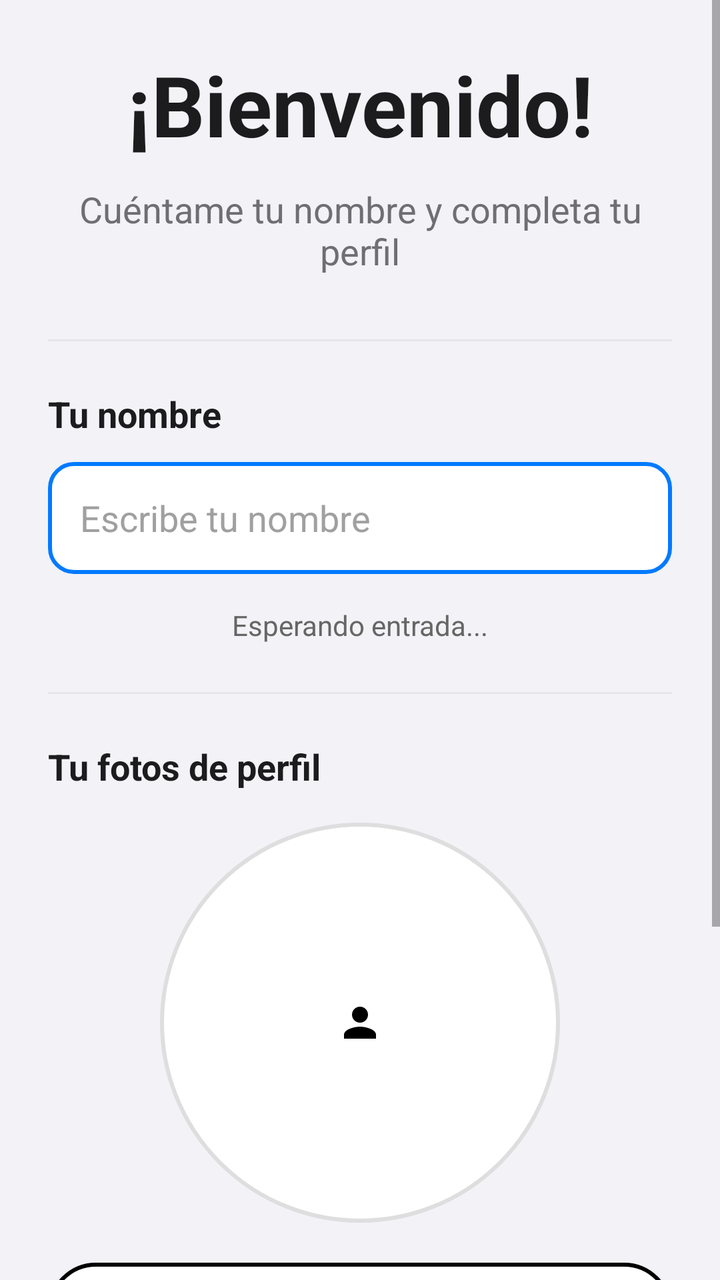
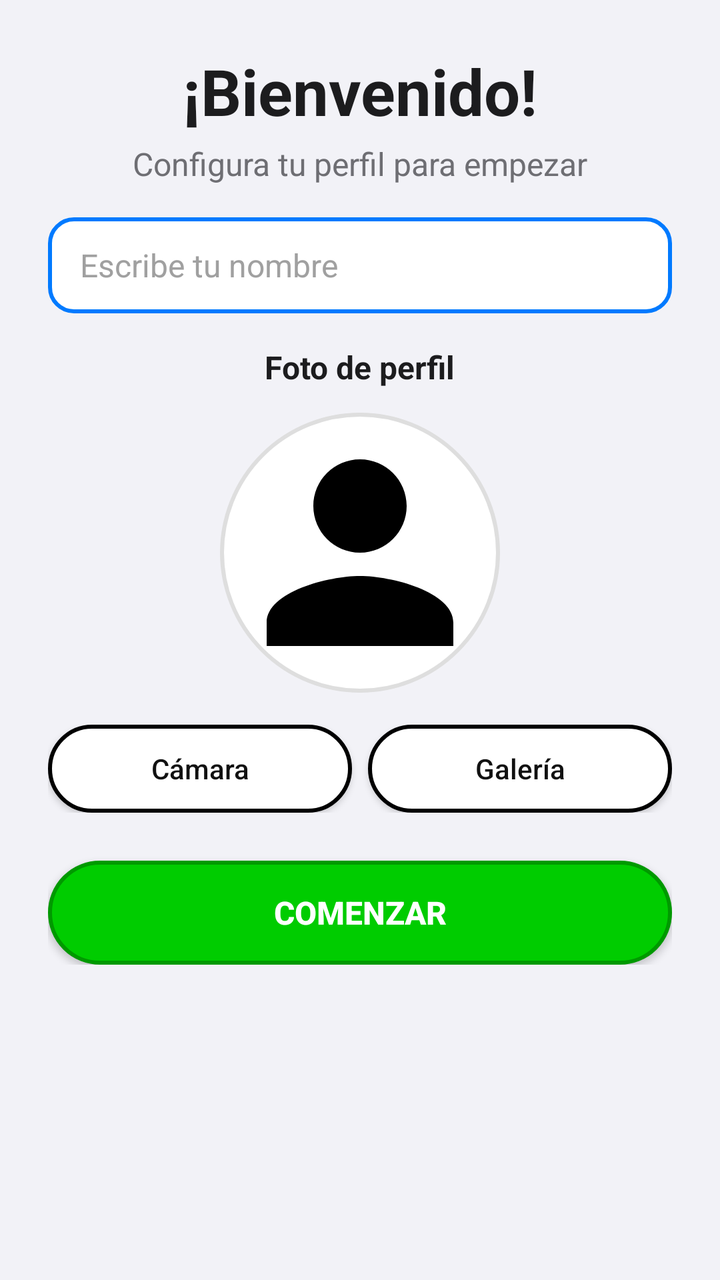

Screens rendered from an Android XML layout before and after an edit, with the pre-edit source and the edit as a unified diff.
<!-- AndroidManifest.xml: activity theme AppTheme.NoActionBar -->
<!-- res/layout/activity_welcome.xml -->
<?xml version="1.0" encoding="utf-8"?>
<ScrollView
    xmlns:android="http://schemas.android.com/apk/res/android"
    android:layout_width="match_parent"
    android:layout_height="match_parent"
    android:background="#F2F2F7">

    <LinearLayout
        android:layout_width="match_parent"
        android:layout_height="wrap_content"
        android:orientation="vertical"
        android:padding="24dp">

        
        <TextView
            android:layout_width="match_parent"
            android:layout_height="wrap_content"
            android:text="¡Bienvenido!"
            android:textSize="42sp"
            android:textStyle="bold"
            android:textColor="#1C1C1E"
            android:textAlignment="center"
            android:layout_marginBottom="12dp"/>

        <TextView
            android:layout_width="match_parent"
            android:layout_height="wrap_content"
            android:text="Cuéntame tu nombre y completa tu perfil"
            android:textSize="18sp"
            android:textColor="#6E6E73"
            android:textAlignment="center"
            android:layout_marginBottom="32dp"/>

        
        <View
            android:layout_width="match_parent"
            android:layout_height="1dp"
            android:background="#E5E5EA"
            android:layout_marginBottom="24dp"/>

        
        <TextView
            android:layout_width="wrap_content"
            android:layout_height="wrap_content"
            android:text="Tu nombre"
            android:textSize="18sp"
            android:textStyle="bold"
            android:textColor="#1C1C1E"
            android:layout_marginBottom="12dp"/>

        <EditText
            android:id="@+id/etNombre"
            android:layout_width="match_parent"
            android:layout_height="56dp"
            android:hint="Escribe tu nombre"
            android:textSize="18sp"
            android:textColor="#1C1C1E"
            android:textColorHint="#A0A0A0"
            android:inputType="textPersonName|textCapWords"
            android:paddingStart="16dp"
            android:paddingEnd="16dp"
            android:background="@drawable/bg_input_welcome"
            android:layout_marginBottom="16dp"/>


        
        <TextView
            android:id="@+id/tvEstado"
            android:layout_width="match_parent"
            android:layout_height="wrap_content"
            android:text="Esperando entrada..."
            android:textSize="14sp"
            android:textColor="#666666"
            android:textAlignment="center"
            android:layout_marginBottom="24dp"/>

        
        <View
            android:layout_width="match_parent"
            android:layout_height="1dp"
            android:background="#E5E5EA"
            android:layout_marginBottom="24dp"/>

        
        <TextView
            android:layout_width="wrap_content"
            android:layout_height="wrap_content"
            android:text="Tu fotos de perfil"
            android:textSize="18sp"
            android:textStyle="bold"
            android:textColor="#1C1C1E"
            android:layout_marginBottom="16dp"/>

        
        <ImageView
            android:id="@+id/ivFoto"
            android:layout_width="200dp"
            android:layout_height="200dp"
            android:src="@drawable/ic_persona"
            android:scaleType="centerInside"
            android:background="@drawable/bg_avatar_circle"
            android:layout_gravity="center_horizontal"
            android:contentDescription="Vista previa de foto de perfil"
            android:layout_marginBottom="20dp"/>

        
        <LinearLayout
            android:layout_width="match_parent"
            android:layout_height="wrap_content"
            android:orientation="vertical"
            android:gravity="center_horizontal"
            android:layout_marginBottom="32dp">

            
            <Button
                android:id="@+id/btnCapturarFoto"
                android:layout_width="match_parent"
                android:layout_height="48dp"
                android:text="Capturar foto"
                android:textSize="16sp"
                android:textColor="#111111"
                android:background="@drawable/bg_tipo_normal"
                android:textAllCaps="false"
                android:layout_marginBottom="12dp"/>

            
            <Button
                android:id="@+id/btnSeleccionarGaleria"
                android:layout_width="match_parent"
                android:layout_height="48dp"
                android:text="Elegir de galería"
                android:textSize="16sp"
                android:textColor="#111111"
                android:background="@drawable/bg_tipo_normal"
                android:textAllCaps="false"/>

        </LinearLayout>

        
        <View
            android:layout_width="match_parent"
            android:layout_height="1dp"
            android:background="#E5E5EA"
            android:layout_marginBottom="24dp"/>

        
        <Button
            android:id="@+id/btnGuardar"
            android:layout_width="match_parent"
            android:layout_height="56dp"
            android:text="Comenzar"
            android:textSize="18sp"
            android:textStyle="bold"
            android:textColor="#FFFFFF"
            android:background="@drawable/bg_tipo_correcto"
            android:textAllCaps="false"
            android:layout_marginTop="8dp"/>

    </LinearLayout>

</ScrollView>
<!-- resources referenced by this layout -->
<resources>
  <!-- drawable bg_avatar_circle (drawable) -->
  <?xml version="1.0" encoding="utf-8"?>
  <shape xmlns:android="http://schemas.android.com/apk/res/android"
      android:shape="oval">
      <solid android:color="#FFFFFF"/>
      <stroke
          android:width="2dp"
          android:color="@color/avatar_borde"/>
  </shape>
  <!-- drawable bg_input_welcome (drawable) -->
  <?xml version="1.0" encoding="utf-8"?>
  <shape xmlns:android="http://schemas.android.com/apk/res/android"
      android:shape="rectangle">
      <solid android:color="#FFFFFF"/>
      <stroke android:width="2dp" android:color="#007AFF"/>
      <corners android:radius="12dp"/>
  </shape>
  <!-- drawable bg_tipo_correcto (drawable) -->
  <?xml version="1.0" encoding="utf-8"?>
  <shape xmlns:android="http://schemas.android.com/apk/res/android"
      android:shape="rectangle">
      <solid android:color="#00CC00" />
      <corners android:radius="70dp" />
      <stroke android:color="#009900" android:width="2dp" />
  </shape>
  <!-- drawable bg_tipo_normal (drawable) -->
  <?xml version="1.0" encoding="utf-8"?>
  <shape xmlns:android="http://schemas.android.com/apk/res/android"
      android:shape="rectangle">
  
      <solid android:color="#FFFFFF" />
  
      <corners android:radius="70dp" />
  
      <stroke
          android:color="#000000"
          android:width="2dp" />
  
  </shape>
  <!-- drawable ic_persona (drawable) -->
  <vector xmlns:android="http://schemas.android.com/apk/res/android" android:height="24dp" android:tint="#000000" android:viewportHeight="24" android:viewportWidth="24" android:width="24dp">
        
      <path android:fillColor="@android:color/black" android:pathData="M12,12c2.21,0 4,-1.79 4,-4s-1.79,-4 -4,-4 -4,1.79 -4,4 1.79,4 4,4zM12,14c-2.67,0 -8,1.34 -8,4v2h16v-2c0,-2.66 -5.33,-4 -8,-4z"/>
      
  </vector>
  <style name="AppTheme.NoActionBar">
          <item name="windowActionBar">false</item>
          <item name="windowNoTitle">true</item>
          <item name="android:statusBarColor">@color/fondo_app</item>
          <item name="android:windowLightStatusBar">true</item>
      </style>
  <color name="avatar_borde">#DEDEDE</color>
  <color name="fondo_app">#F2F2F7</color>
</resources>

<!-- the commit's change to res/layout/activity_welcome.xml (unified diff, before → after) -->
@@ -16,44 +16,28 @@
             android:layout_width="match_parent"
             android:layout_height="wrap_content"
             android:text="¡Bienvenido!"
-            android:textSize="42sp"
+            android:textSize="32sp"
             android:textStyle="bold"
             android:textColor="#1C1C1E"
             android:textAlignment="center"
-            android:layout_marginBottom="12dp"/>
+            android:layout_marginBottom="4dp"/>
 
         <TextView
             android:layout_width="match_parent"
             android:layout_height="wrap_content"
-            android:text="Cuéntame tu nombre y completa tu perfil"
-            android:textSize="18sp"
+            android:text="Configura tu perfil para empezar"
+            android:textSize="16sp"
             android:textColor="#6E6E73"
             android:textAlignment="center"
-            android:layout_marginBottom="32dp"/>
+            android:layout_marginBottom="16dp"/>
 
         
-        <View
-            android:layout_width="match_parent"
-            android:layout_height="1dp"
-            android:background="#E5E5EA"
-            android:layout_marginBottom="24dp"/>
-
-        
-        <TextView
-            android:layout_width="wrap_content"
-            android:layout_height="wrap_content"
-            android:text="Tu nombre"
-            android:textSize="18sp"
-            android:textStyle="bold"
-            android:textColor="#1C1C1E"
-            android:layout_marginBottom="12dp"/>
-
         <EditText
             android:id="@+id/etNombre"
             android:layout_width="match_parent"
-            android:layout_height="56dp"
+            android:layout_height="48dp"
             android:hint="Escribe tu nombre"
-            android:textSize="18sp"
+            android:textSize="16sp"
             android:textColor="#1C1C1E"
             android:textColorHint="#A0A0A0"
             android:inputType="textPersonName|textCapWords"
@@ -62,99 +46,71 @@
             android:background="@drawable/bg_input_welcome"
             android:layout_marginBottom="16dp"/>
 
-
-        
-        <TextView
-            android:id="@+id/tvEstado"
-            android:layout_width="match_parent"
-            android:layout_height="wrap_content"
-            android:text="Esperando entrada..."
-            android:textSize="14sp"
-            android:textColor="#666666"
-            android:textAlignment="center"
-            android:layout_marginBottom="24dp"/>
-
-        
-        <View
-            android:layout_width="match_parent"
-            android:layout_height="1dp"
-            android:background="#E5E5EA"
-            android:layout_marginBottom="24dp"/>
-
         
         <TextView
             android:layout_width="wrap_content"
             android:layout_height="wrap_content"
-            android:text="Tu fotos de perfil"
-            android:textSize="18sp"
+            android:text="Foto de perfil"
+            android:textSize="16sp"
             android:textStyle="bold"
             android:textColor="#1C1C1E"
-            android:layout_marginBottom="16dp"/>
+            android:layout_marginBottom="12dp"
+            android:layout_gravity="center_horizontal"/>
 
         
         <ImageView
             android:id="@+id/ivFoto"
-            android:layout_width="200dp"
-            android:layout_height="200dp"
+            android:layout_width="140dp"
+            android:layout_height="140dp"
             android:src="@drawable/ic_persona"
-            android:scaleType="centerInside"
+            android:scaleType="centerCrop"
             android:background="@drawable/bg_avatar_circle"
             android:layout_gravity="center_horizontal"
             android:contentDescription="Vista previa de foto de perfil"
-            android:layout_marginBottom="20dp"/>
+            android:layout_marginBottom="16dp"/>
 
         
         <LinearLayout
             android:layout_width="match_parent"
             android:layout_height="wrap_content"
-            android:orientation="vertical"
-            android:gravity="center_horizontal"
-            android:layout_marginBottom="32dp">
+            android:orientation="horizontal"
+            android:layout_marginBottom="24dp">
 
-            
             <Button
                 android:id="@+id/btnCapturarFoto"
-                android:layout_width="match_parent"
-                android:layout_height="48dp"
-                android:text="Capturar foto"
-                android:textSize="16sp"
+                android:layout_width="0dp"
+                android:layout_height="44dp"
+                android:layout_weight="1"
+                android:text="Cámara"
+                android:textSize="14sp"
                 android:textColor="#111111"
                 android:background="@drawable/bg_tipo_normal"
                 android:textAllCaps="false"
-                android:layout_marginBottom="12dp"/>
+                android:layout_marginEnd="8dp"/>
 
-            
             <Button
                 android:id="@+id/btnSeleccionarGaleria"
-                android:layout_width="match_parent"
-                android:layout_height="48dp"
-                android:text="Elegir de galería"
-                android:textSize="16sp"
+                android:layout_width="0dp"
+                android:layout_height="44dp"
+                android:layout_weight="1"
+                android:text="Galería"
+                android:textSize="14sp"
                 android:textColor="#111111"
                 android:background="@drawable/bg_tipo_normal"
                 android:textAllCaps="false"/>
-
         </LinearLayout>
-
-        
-        <View
-            android:layout_width="match_parent"
-            android:layout_height="1dp"
-            android:background="#E5E5EA"
-            android:layout_marginBottom="24dp"/>
 
         
         <Button
             android:id="@+id/btnGuardar"
             android:layout_width="match_parent"
-            android:layout_height="56dp"
-            android:text="Comenzar"
-            android:textSize="18sp"
+            android:layout_height="52dp"
+            android:text="COMENZAR"
+            android:textSize="16sp"
             android:textStyle="bold"
             android:textColor="#FFFFFF"
             android:background="@drawable/bg_tipo_correcto"
-            android:textAllCaps="false"
-            android:layout_marginTop="8dp"/>
+            android:textAllCaps="true"/>
 
     </LinearLayout>
 
